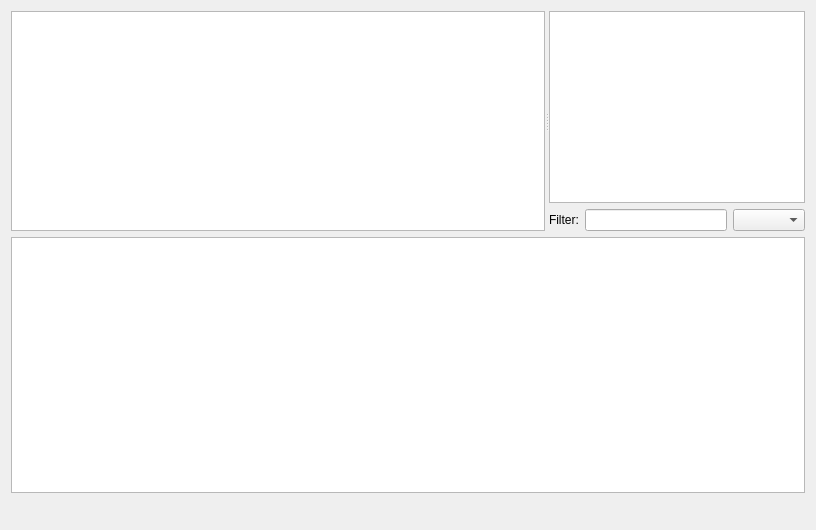
The window that ui/HUBWindow.ui (apavelm/stildcpp) describes before a commit, drawn with Qt 5.
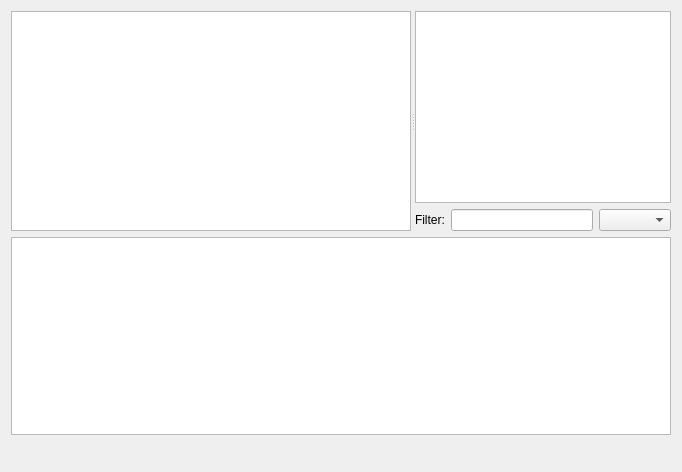
The same window after the commit. Custom widgets are drawn as their Qt base class.

Commit message: Fixed broken layout and sorting by sharesize

The edit to the form file:
```diff
--- a/ui/HUBWindow.ui
+++ b/ui/HUBWindow.ui
@@ -5,12 +5,14 @@
    <rect>
     <x>0</x>
     <y>0</y>
-    <width>816</width>
-    <height>530</height>
+    <width>682</width>
+    <height>472</height>
    </rect>
   </property>
   <layout class="QGridLayout" >
    <item row="0" column="0" >
+    <layout class="QVBoxLayout" >
+     <item>
     <widget class="QSplitter" name="splitter" >
      <property name="orientation" >
       <enum>Qt::Horizontal</enum>
@@ -58,10 +60,14 @@
      </widget>
     </widget>
    </item>
-   <item row="1" column="0" >
-    <layout class="QHBoxLayout" >
      <item>
       <widget class="LineEdit" name="lineEdit" >
+       <property name="sizePolicy" >
+        <sizepolicy vsizetype="Preferred" hsizetype="Preferred" >
+         <horstretch>0</horstretch>
+         <verstretch>0</verstretch>
+        </sizepolicy>
+       </property>
        <property name="verticalScrollBarPolicy" >
         <enum>Qt::ScrollBarAlwaysOff</enum>
        </property>
@@ -70,12 +76,16 @@
        </property>
       </widget>
      </item>
-    </layout>
-   </item>
-   <item row="2" column="0" >
+     <item>
     <layout class="QHBoxLayout" >
      <item>
       <widget class="QLabel" name="chatStatusLabel" >
+         <property name="sizePolicy" >
+          <sizepolicy vsizetype="Fixed" hsizetype="Preferred" >
+           <horstretch>0</horstretch>
+           <verstretch>0</verstretch>
+          </sizepolicy>
+         </property>
        <property name="text" >
         <string/>
        </property>
@@ -99,6 +109,12 @@
      </item>
      <item>
       <widget class="QLabel" name="usersStatusLabel" >
+         <property name="sizePolicy" >
+          <sizepolicy vsizetype="Fixed" hsizetype="Preferred" >
+           <horstretch>0</horstretch>
+           <verstretch>0</verstretch>
+          </sizepolicy>
+         </property>
        <property name="text" >
         <string/>
        </property>
@@ -125,6 +141,12 @@
      </item>
      <item>
       <widget class="QLabel" name="sharedStatusLabel" >
+         <property name="sizePolicy" >
+          <sizepolicy vsizetype="Fixed" hsizetype="Preferred" >
+           <horstretch>0</horstretch>
+           <verstretch>0</verstretch>
+          </sizepolicy>
+         </property>
        <property name="text" >
         <string/>
        </property>
@@ -148,6 +170,8 @@
         </size>
        </property>
       </spacer>
+       </item>
+      </layout>
      </item>
     </layout>
    </item>
```
Lines whose indentation alone changed are shown as unchanged. The commit also changes 1 other file.
